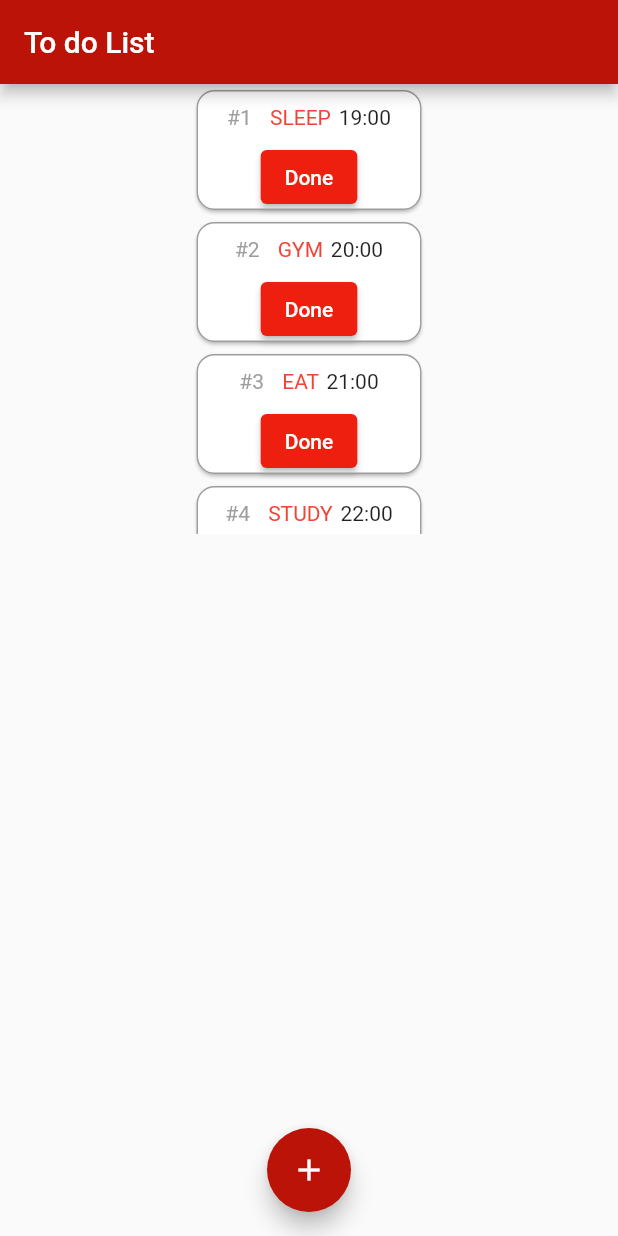
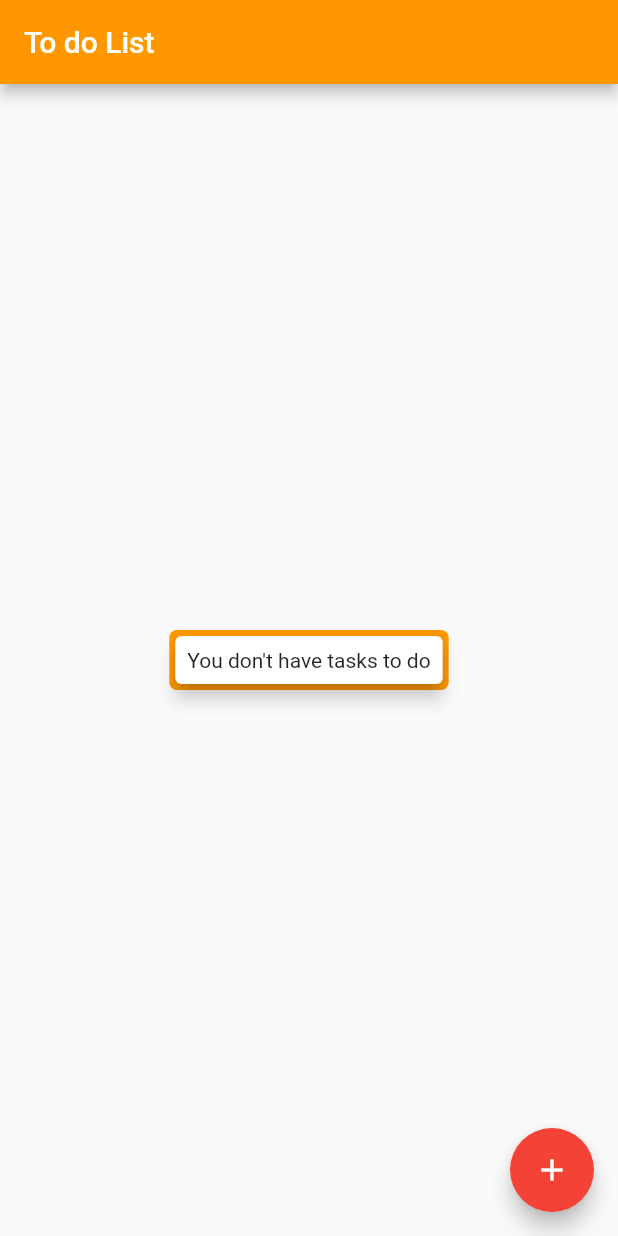
Before and after one commit to pjfernandes/todolist, a Flutter app: the screen it shows after launch, on a phone screen of 412 x 824 dp. Run offline on Flutter 3.47's test engine with Material 2 defaults, Android fonts, the phone set to English and light mode, and no system bars.

Commit message:
colors changed and remove task functions added

```diff
--- a/lib/main.dart
+++ b/lib/main.dart
@@ -1,10 +1,14 @@
+import 'dart:ui';
+
 import 'package:flutter/material.dart';
 import 'task.dart';
 import 'task_list.dart';
 import 'task_form.dart';
 
 void main() {
-  runApp(TodoApp());
+  runApp(
+    TodoApp(),
+  );
 }
 
 class TodoApp extends StatelessWidget {
@@ -12,7 +16,9 @@ class TodoApp extends StatelessWidget {
 
   @override
   Widget build(BuildContext context) {
-    return MaterialApp(home: MyHomePage());
+    return MaterialApp(
+      home: MyHomePage(),
+    );
   }
 }
 
@@ -24,22 +30,28 @@ class MyHomePage extends StatefulWidget {
 }
 
 class _MyHomePageState extends State<MyHomePage> {
-  final List<Task> _tasks = [
-    Task(id: 1, name: "sleep", hour: "19:00"),
-    Task(id: 2, name: "gym", hour: "20:00"),
-    Task(id: 3, name: "eat", hour: "21:00"),
-    Task(id: 4, name: "study", hour: "22:00"),
-    Task(id: 5, name: "sleep", hour: "19:00"),
-    Task(id: 6, name: "gym", hour: "20:00"),
-    Task(id: 7, name: "eat", hour: "21:00"),
-    Task(id: 8, name: "study", hour: "22:00"),
-  ];
+  final List<Task> _tasks = [];
+
+  List<Task> get getTasks {
+    return _tasks;
+  }
 
   void _addTask(String task, String hour) {
-    Task newTask =
-        Task(id: _tasks[_tasks.length - 1].id + 1, name: task, hour: hour);
+    Task newTask = Task(
+        id: _tasks.length == 0 ? 1 : _tasks[_tasks.length - 1].id + 1,
+        name: task,
+        hour: hour);
+
     setState(() {
       _tasks.add(newTask);
+    });
+
+    Navigator.of(context).pop();
+  }
+
+  void _removeTask(int id) {
+    setState(() {
+      _tasks.removeWhere((element) => element.id == id);
     });
   }
 
@@ -56,24 +68,47 @@ class _MyHomePageState extends State<MyHomePage> {
     return Scaffold(
       appBar: AppBar(
         title: Text('To do List'),
-        backgroundColor: Color.fromARGB(255, 187, 19, 7),
+        backgroundColor: Colors.orange,
       ),
-      body: SizedBox(
-        height: 300,
+      body: _tasks.isEmpty
+          ? Column(
+              mainAxisAlignment: MainAxisAlignment.center,
+              children: [
+                Center(
+                  child: Container(
+                    decoration: BoxDecoration(
+                      borderRadius: BorderRadius.circular(5),
+                      color: Colors.orange,
+                    ),
+                    child: Card(
+                      elevation: 5,
+                      child: Padding(
+                        padding: const EdgeInsets.all(8.0),
+                        child: Text(
+                          "You don't have tasks to do",
+                        ),
+                      ),
+                    ),
+                  ),
+                ),
+              ],
+            )
+          : SizedBox(
+              height: 430,
               child: ListView.builder(
                 itemCount: 1,
                 itemBuilder: (ctx, index) {
                   final tr = _tasks[index];
-            return TaskList(_tasks);
+                  return TaskList(_tasks, _removeTask);
                 },
               ),
             ),
       floatingActionButton: FloatingActionButton(
         child: Icon(Icons.add),
         onPressed: () => _openForm(context),
-        backgroundColor: Color.fromARGB(255, 187, 19, 7),
+        backgroundColor: Colors.red,
       ),
-      floatingActionButtonLocation: FloatingActionButtonLocation.centerFloat,
+      floatingActionButtonLocation: FloatingActionButtonLocation.endFloat,
     );
   }
 }
--- a/lib/task_form.dart
+++ b/lib/task_form.dart
@@ -43,7 +43,8 @@ class _TaskFormState extends State<TaskForm> {
                 onPressed: _submitForm,
                 child: Text('New task'),
                 style: ElevatedButton.styleFrom(
-                    primary: Color.fromARGB(255, 239, 31, 16)),
+                  primary: Colors.orange,
+                ),
               ),
             )
           ],
--- a/lib/task_list.dart
+++ b/lib/task_list.dart
@@ -3,20 +3,15 @@ import 'package:flutter/material.dart';
 
 class TaskList extends StatefulWidget {
   final List<Task> tasks;
+  final void Function(int) onRemove;
 
-  const TaskList(this.tasks);
+  const TaskList(this.tasks, this.onRemove);
 
   @override
   State<TaskList> createState() => _TaskListState();
 }
 
 class _TaskListState extends State<TaskList> {
-  void removeTask(List taskList, Task task) {
-    setState(() {
-      taskList.removeAt(task.id - 1);
-    });
-  }
-
   List<Widget> taskToCard() {
     List<Widget> taskList = [];
 
@@ -61,10 +56,10 @@ class _TaskListState extends State<TaskList> {
                       Padding(
                         padding: const EdgeInsets.all(8.0),
                         child: ElevatedButton(
-                          onPressed: () => removeTask(taskList, task),
+                          onPressed: () => widget.onRemove(task.id),
                           child: Text('Done'),
                           style: ElevatedButton.styleFrom(
-                            primary: Color.fromARGB(255, 239, 31, 16),
+                            primary: Colors.orange,
                           ),
                         ),
                       ),
```
Lines whose indentation alone changed are shown as unchanged.
